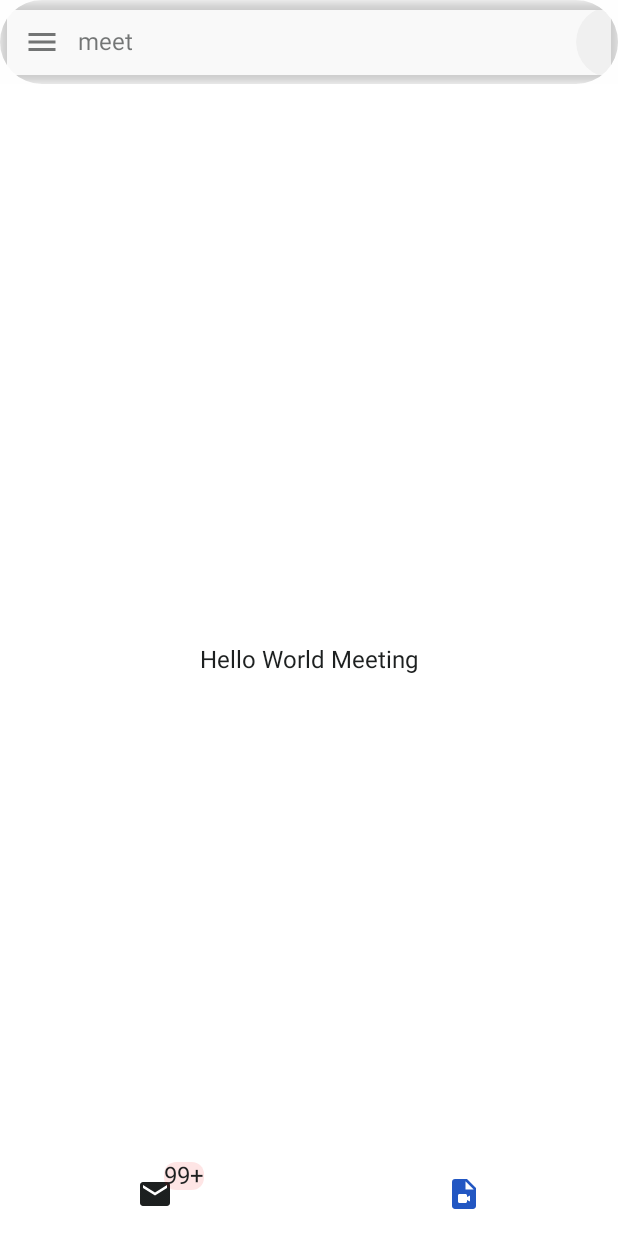
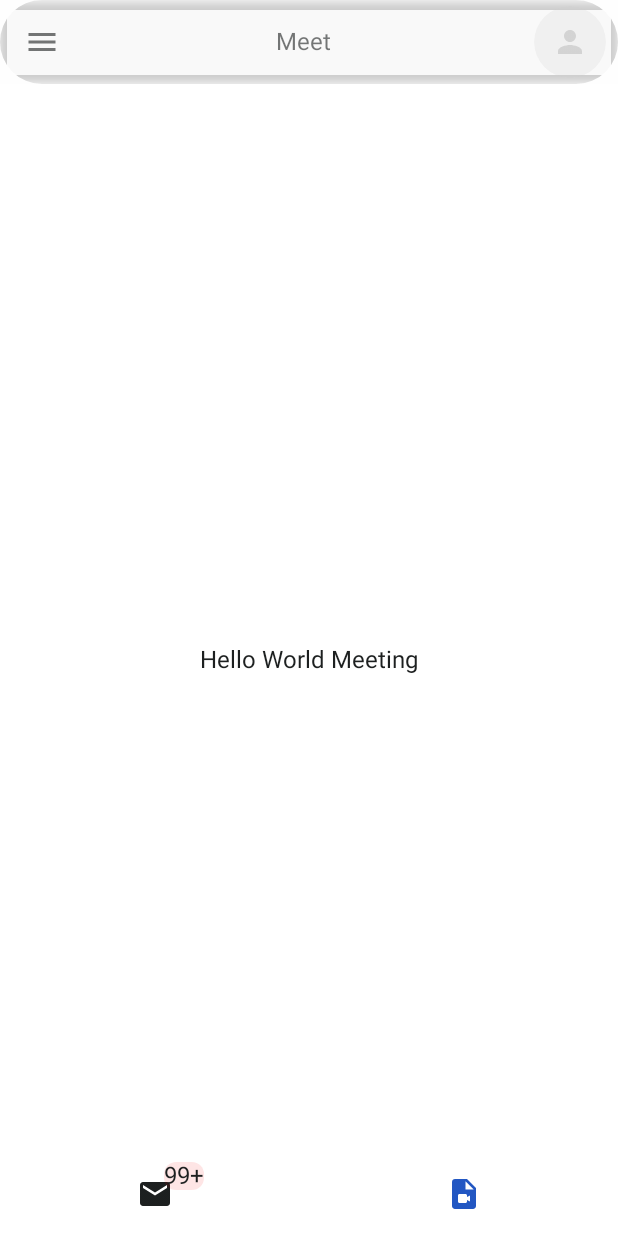
Before and after one commit to stephenWanjala/Gmail_Ui, an Android app built with Jetpack Compose: the screen it shows after launch (MainActivity), item 2 of the bottom bar chosen, on a phone screen of 412 x 824 dp. Run offline under Robolectric (Android 15) with nearby library versions, the phone set to English and light mode, and no system bars; our stand-ins replace Dagger/Hilt's generated code.

Commit message:
fix appbar tittle

```diff
--- a/app/src/main/java/com/wantech/gmailui/feature_homeMail/presentation/components/TheTopBar.kt
+++ b/app/src/main/java/com/wantech/gmailui/feature_homeMail/presentation/components/TheTopBar.kt
@@ -14,6 +14,7 @@ import androidx.compose.runtime.Composable
 import androidx.compose.ui.Modifier
 import androidx.compose.ui.draw.clip
 import androidx.compose.ui.graphics.Color
+import androidx.compose.ui.text.style.TextAlign
 import androidx.compose.ui.unit.dp
 import com.wantech.gmailui.feature_homeMail.presentation.util.AppBarItem
 
@@ -39,10 +40,11 @@ fun TheTopBar(
             Icon(imageVector = appBarItem.navIcon, contentDescription = appBarItem.description)
         }
 
-        Text(text = if (meetScreen) "meet" else appBarItem.searchHint,
-            modifier = if (meetScreen) Modifier.fillMaxWidth(1f) else Modifier
+        Text(text = if (meetScreen) "Meet" else appBarItem.searchHint,
+            modifier = if (meetScreen) Modifier.weight(1f) else Modifier
                 .clickable { onCLickHintText() }
-                .weight(1f)
+                .weight(1f),
+            textAlign = if (meetScreen) TextAlign.Center else null
         )
 
         Spacer(modifier = Modifier.width(16.dp))
```
